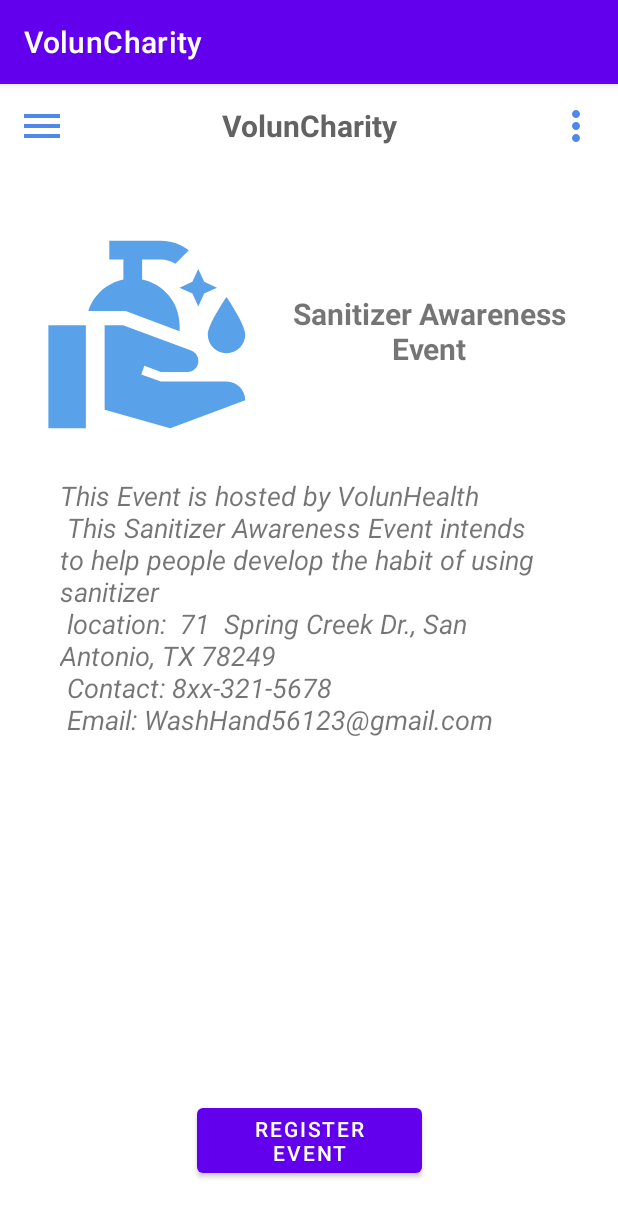
After one commit to TheGreatAndrew/VolunCharity, an Android app: the EventPage2 screen opened directly, with no data from a screen before it, on a phone screen of 412 x 824 dp. The commit adds this screen. Shown: the top 1217 px of the screen. Run offline under Robolectric (Android 15) with nearby library versions, the phone set to English and light mode, and no system bars.

Commit message:
added the second event page

```diff
--- a/app/build.gradle
+++ b/app/build.gradle
@@ -11,7 +11,7 @@ android {
         targetSdkVersion 29
         versionCode 1
         versionName "1.0"
-
+        multiDexEnabled true
         testInstrumentationRunner "androidx.test.runner.AndroidJUnitRunner"
     }
 
--- a/app/src/main/AndroidManifest.xml
+++ b/app/src/main/AndroidManifest.xml
@@ -9,7 +9,8 @@
         android:roundIcon="@mipmap/ic_launcher_round"
         android:supportsRtl="true"
         android:theme="@style/Theme.VolunCharity">
-        <activity android:name=".EventPage1"></activity>
+        <activity android:name=".EventPage2"></activity>
+        <activity android:name=".EventPage1" />
         <activity android:name=".Settings" />
         <activity android:name=".Profile" />
         <activity android:name=".HomePageActivity" />
--- /dev/null
+++ b/app/src/main/java/org/voluncharity/voluncharity/EventPage2.java
@@ -0,0 +1,73 @@
+package org.voluncharity.voluncharity;
+
+import androidx.appcompat.app.AppCompatActivity;
+import androidx.drawerlayout.widget.DrawerLayout;
+
+import android.os.Bundle;
+import android.view.View;
+import android.widget.Button;
+import android.widget.Toast;
+
+public class EventPage2 extends AppCompatActivity {
+    DrawerLayout drawerLayout;
+
+    Button regiEvent;
+    int flag = 0;
+    @Override
+    protected void onCreate(Bundle savedInstanceState) {
+        super.onCreate(savedInstanceState);
+        setContentView(R.layout.activity_event_page2);
+        drawerLayout = findViewById(R.id.drawer_layout);
+        regiEvent = (Button) findViewById(R.id.btn_event_register);
+    }
+
+    public void MenuClick(View view){
+        HomePageActivity.openMenu(drawerLayout);
+    }
+
+    public void ClickProfilePic(View view){
+        HomePageActivity.directActivity(this,Profile.class);
+
+    }
+
+    public void ClickEvent(View view){
+        HomePageActivity.directActivity(this,HomePageActivity.class);
+
+    }
+    public void ClickProfile(View view){
+        HomePageActivity.directActivity(this,Profile.class);
+    }
+    public void ClickSettings(View view){
+
+        HomePageActivity.directActivity(this,Settings.class);
+    }
+
+    public void ClickLogout(View view){
+        HomePageActivity.logout(this);
+    }
+
+    public void RegisterEvent(View view){
+        int id = view.getId();
+
+        switch (id){
+            case R.id.btn_event_register:
+                if(flag == 0) {
+                    Toast.makeText(this, "Registered the Event", Toast.LENGTH_SHORT).show();
+                    regiEvent.setText("Unregister Event");
+                    flag = 1;
+                }
+                else if(flag == 1){
+                    Toast.makeText(this, "UnRegistered the Event", Toast.LENGTH_SHORT).show();
+                    regiEvent.setText("Register Event");
+                    flag = 0;
+                }
+        }
+    }
+
+    @Override
+    protected void onPause() {
+        super.onPause();
+
+        HomePageActivity.closeMenu(drawerLayout);
+    }
+}
--- a/app/src/main/java/org/voluncharity/voluncharity/HomePageActivity.java
+++ b/app/src/main/java/org/voluncharity/voluncharity/HomePageActivity.java
@@ -59,6 +59,9 @@ public class HomePageActivity extends AppCompatActivity {
     public void CarWashClick(View view){
         directActivity(this,EventPage1.class);
     }
+    public void SanitizerClick(View view){
+        directActivity(this,EventPage2.class);
+    }
     public void ClickLogout(View view){
         logout(this);
     }
--- /dev/null
+++ b/app/src/main/res/layout/activity_event_page2.xml
@@ -0,0 +1,104 @@
+<?xml version="1.0" encoding="utf-8"?>
+<androidx.drawerlayout.widget.DrawerLayout
+    xmlns:android="http://schemas.android.com/apk/res/android"
+    xmlns:app="http://schemas.android.com/apk/res-auto"
+    xmlns:tools="http://schemas.android.com/tools"
+    android:layout_width="match_parent"
+    android:layout_height="match_parent"
+    android:id="@+id/drawer_layout"
+    tools:context=".EventPage2">
+
+    <androidx.constraintlayout.widget.ConstraintLayout
+        android:layout_width="match_parent"
+        android:layout_height="match_parent">
+
+        <ImageView
+            android:id="@+id/imageView2"
+            android:layout_width="wrap_content"
+            android:layout_height="wrap_content"
+            android:layout_marginBottom="20dp"
+            android:layout_marginStart="16dp"
+            android:layout_marginTop="92dp"
+            app:layout_constraintBottom_toTopOf="@+id/textView4"
+            app:layout_constraintEnd_toStartOf="@+id/textView3"
+            app:layout_constraintStart_toStartOf="parent"
+            app:layout_constraintTop_toTopOf="parent"
+            app:srcCompat="@drawable/ic_sanitizer"
+            tools:ignore="VectorDrawableCompat" />
+
+        <TextView
+            android:id="@+id/textView3"
+            android:layout_width="199dp"
+            android:layout_height="62dp"
+            android:layout_marginBottom="71dp"
+            android:layout_marginEnd="16dp"
+            android:layout_marginTop="139dp"
+            android:text="Sanitizer Awareness Event"
+            android:textAlignment="center"
+            android:textSize="20dp"
+            android:textStyle="bold"
+            app:layout_constraintBottom_toTopOf="@+id/textView4"
+            app:layout_constraintEnd_toEndOf="parent"
+            app:layout_constraintStart_toEndOf="@+id/imageView2"
+            app:layout_constraintTop_toTopOf="parent" />
+
+        <TextView
+            android:id="@+id/description_Text"
+            android:layout_width="330dp"
+            android:layout_height="350dp"
+            android:layout_marginBottom="24dp"
+            android:layout_marginEnd="41dp"
+            android:layout_marginStart="40dp"
+            android:layout_marginTop="20dp"
+            android:textSize="18dp"
+            android:textStyle="italic"
+            android:text="This Event is hosted by VolunHealth\n This Sanitizer Awareness Event intends to help people develop the habit of using sanitizer\n location:  71  Spring Creek Dr., San Antonio, TX 78249\n Contact: 8xx-321-5678\n Email: WashHand56123@gmail.com"
+            app:layout_constraintBottom_toTopOf="@+id/button3"
+            app:layout_constraintEnd_toEndOf="parent"
+            app:layout_constraintHorizontal_bias="0.0"
+            app:layout_constraintStart_toStartOf="parent"
+            app:layout_constraintTop_toBottomOf="@+id/imageView2" />
+
+        <Button
+            android:id="@+id/btn_event_register"
+            android:layout_width="150dp"
+            android:layout_height="wrap_content"
+            android:layout_marginBottom="36dp"
+            android:layout_marginEnd="155dp"
+            android:layout_marginStart="155dp"
+            android:layout_marginTop="14dp"
+            android:text="Register Event"
+            android:onClick="RegisterEvent"
+            app:layout_constraintBottom_toBottomOf="parent"
+            app:layout_constraintEnd_toEndOf="parent"
+            app:layout_constraintStart_toStartOf="parent"
+            app:layout_constraintTop_toBottomOf="@+id/textView4" />
+
+    </androidx.constraintlayout.widget.ConstraintLayout>
+
+    <LinearLayout
+        android:layout_width="match_parent"
+        android:layout_height="match_parent"
+        android:orientation="vertical">
+
+
+        <include
+            layout="@layout/home_toolbar"/>
+
+
+
+
+    </LinearLayout>
+
+    <RelativeLayout
+        android:layout_width="300dp"
+        android:layout_height="match_parent"
+        android:layout_gravity="start"
+        android:background="@android:color/background_light">
+
+        <include
+            layout="@layout/home_nav_drawer"/>
+
+    </RelativeLayout>
+
+</androidx.drawerlayout.widget.DrawerLayout>
--- a/app/src/main/res/layout/activity_home_page.xml
+++ b/app/src/main/res/layout/activity_home_page.xml
@@ -67,6 +67,7 @@
             android:layout_height="100dp"
             android:layout_marginVertical="320dp"
             android:layout_marginHorizontal="5dp"
+            android:onClick="SanitizerClick"
             android:src="@drawable/ic_sanitizer"/>
 
     </LinearLayout>
```
Also changed, not shown: 1 other file.
